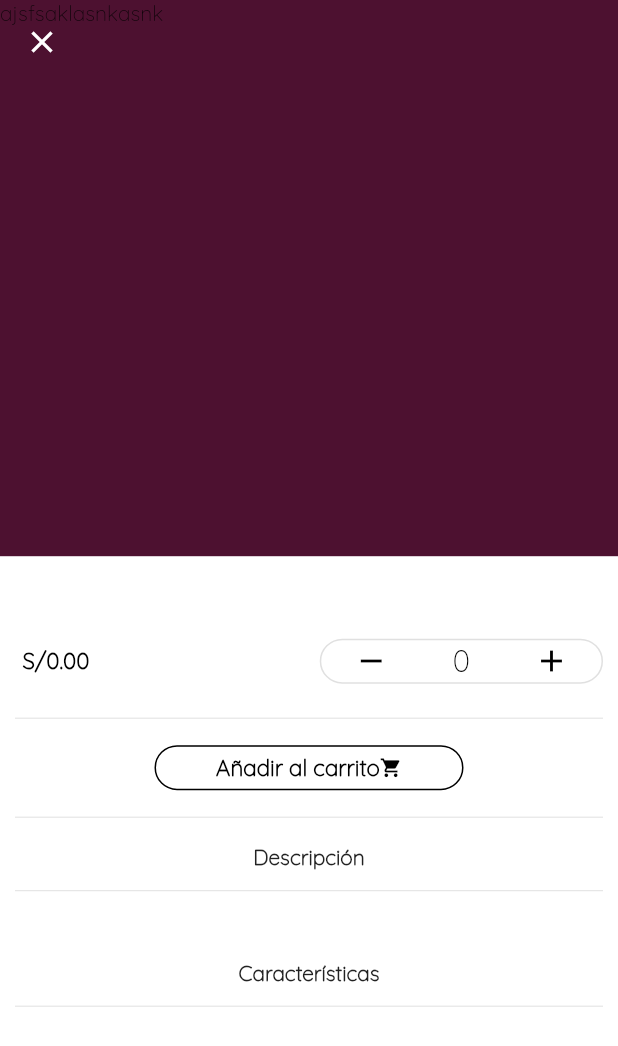
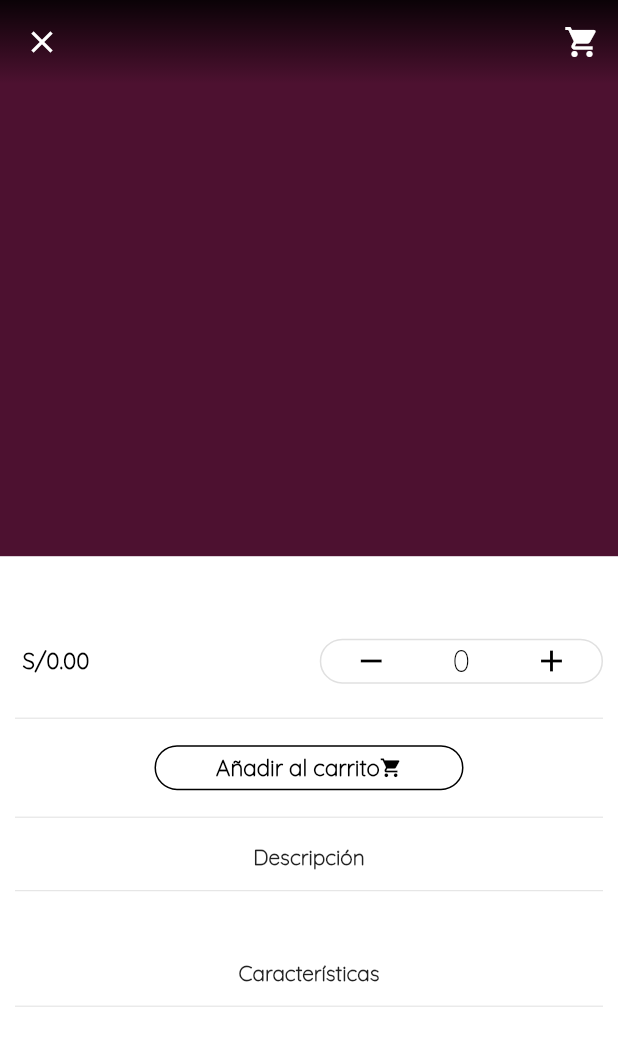
Before and after one commit to JhonRenso06/tesis_app, a Flutter app: the ProductoDetalleScreen screen opened directly with empty values, on a phone screen of 412 x 824 dp. Shown: the top 1046 px of the screen. Run offline on Flutter 3.47's test engine with Material 2 defaults, Android fonts, the phone set to English and light mode, and no system bars; drawn by our look-alikes of carousel_slider.

Commit message:
Degradado en producto detalle screen

```diff
--- a/lib/src/ui/screens/login_screen.dart
+++ b/lib/src/ui/screens/login_screen.dart
@@ -61,9 +61,8 @@ class LoginScreen extends StatelessWidget {
                 padding: EdgeInsets.fromLTRB(20.0, 15.0, 20.0, 15.0),
                 onPressed: () {
                   Navigator.of(context).pushAndRemoveUntil(
-                    MaterialPageRoute(builder: (context) => HomeScreen()),
-                    (_)=>false
-                  );
+                      MaterialPageRoute(builder: (context) => HomeScreen()),
+                      (_) => false);
                 },
                 child: Text("Iniciar sesión",
                     textAlign: TextAlign.center,
--- a/lib/src/ui/screens/producto_detalle_screen.dart
+++ b/lib/src/ui/screens/producto_detalle_screen.dart
@@ -36,12 +36,26 @@ class _ProductoDetalleScreen extends State<ProductoDetalleScreen> {
                   (BuildContext context, bool innerBoxIsScrolled) {
                 return <Widget>[
                   SliverAppBar(
-                    leading: MaterialButton(
-                        minWidth: 30,
+                    leading: Material(
+                      color: Colors.transparent,
+                      child: IconButton(
+                        icon: Icon(Icons.close, color: Colors.white),
                         onPressed: () {
                           Navigator.pop(context);
                         },
-                        child: Icon(Icons.close, color: Colors.white)),
+                      ),
+                    ),
+                    actions: [
+                      Material(
+                        color: Colors.transparent,
+                        child: IconButton(
+                          icon: Icon(Icons.shopping_cart),
+                          onPressed: (){
+
+                          }
+                        ),
+                      )
+                    ],
                     backgroundColor: Color.fromRGBO(77, 17, 48, 1),
                     expandedHeight: MediaQuery.of(context).size.width * 0.9,
                     floating: false,
@@ -100,23 +114,17 @@ class _ProductoDetalleScreen extends State<ProductoDetalleScreen> {
                                   }).toList()),
                             ),
                           ),
-                          Positioned(
-                              top: MediaQuery.of(context).padding.top,
-                              child: Material(
-                                color: Colors.red,
-                                child: Container(
-                                  color: Colors.green,
-                                  height: 50,
-                                  width: double.maxFinite,
-                                  child: Text("ajsfsaklasnkasnk"),
-                                  // decoration: BoxDecoration(
-                                  //   gradient: LinearGradient(
-                                  //       colors: [Colors.green, Colors.yellow],
-                                  //       end: Alignment.bottomCenter,
-                                  //       begin: Alignment.topCenter),
-                                  // ),
+                          Container(
+                            height: kToolbarHeight + MediaQuery.of(context).padding.top,
+                                width: double.maxFinite,
+                                decoration: BoxDecoration(
+                                  gradient: LinearGradient(
+                                    colors: [ Colors.black87, Colors.transparent],
+                                    begin: Alignment.topCenter,
+                                    end: Alignment.bottomCenter
+                                  )
                                 ),
-                              ))
+                              )
                         ],
                       ),
                     ),
```
Also changed, not shown: lib/src/ui/screens/home_screen.dart (+1 -6 lines), lib/src/ui/screens/inicial_screen.dart (line endings or trailing spaces).
